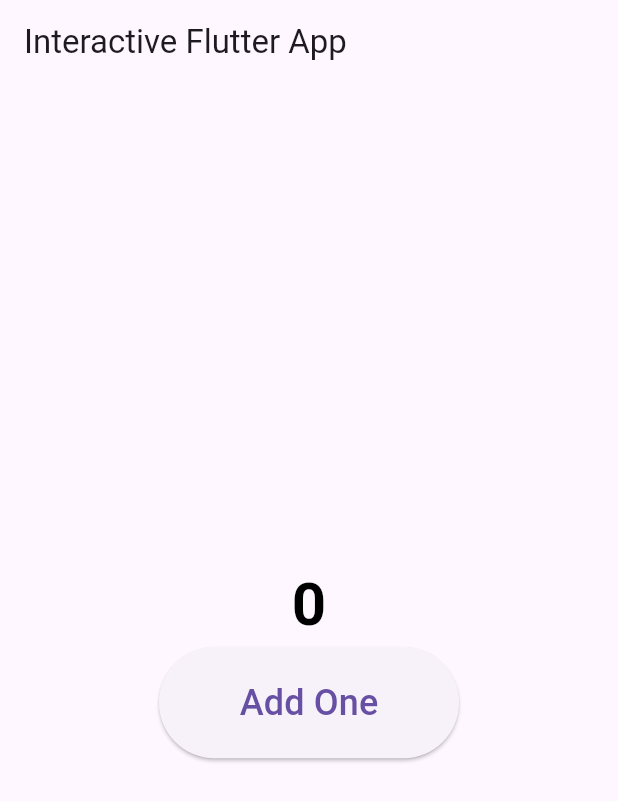
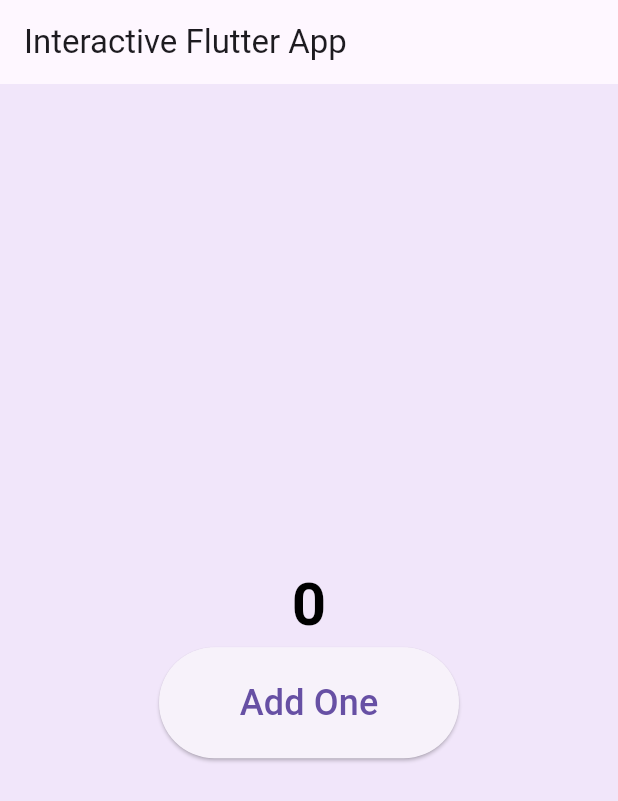
Before and after one commit to MarisaLav/FlutterApp2, a Flutter app: the screen it shows after launch, on a phone screen of 412 x 824 dp. Shown: the top 801 px of the screen. Run offline on Flutter 3.47's test engine with Material 3 defaults, Android fonts, the phone set to English and light mode, and no system bars.

Commit message:
Changed background color to light purple-Project Completed

```diff
--- a/flutterapp2/lib/main.dart
+++ b/flutterapp2/lib/main.dart
@@ -39,6 +39,7 @@ class _MyHomePageState extends State<MyHomePage> {
       appBar: AppBar(
         title: Text('Interactive Flutter App'),
       ),
+      backgroundColor: Color(0xFFF1E6FA), // Light purple background color
       body: Center(
         child: Column(
           mainAxisAlignment: MainAxisAlignment.center,
```
